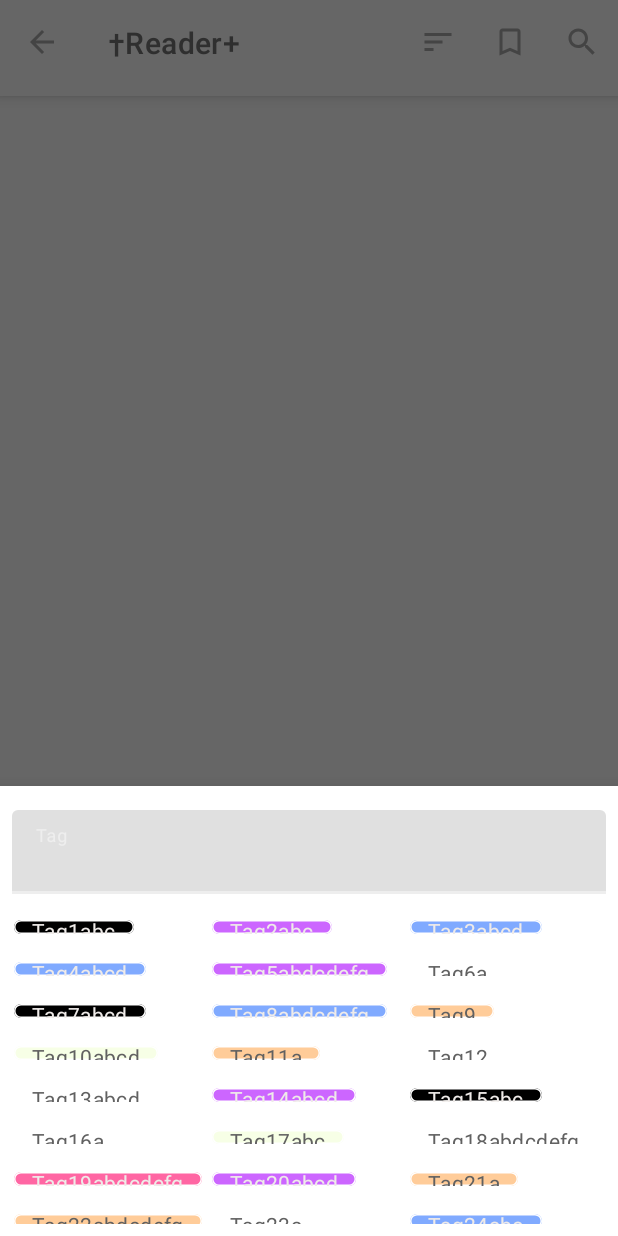
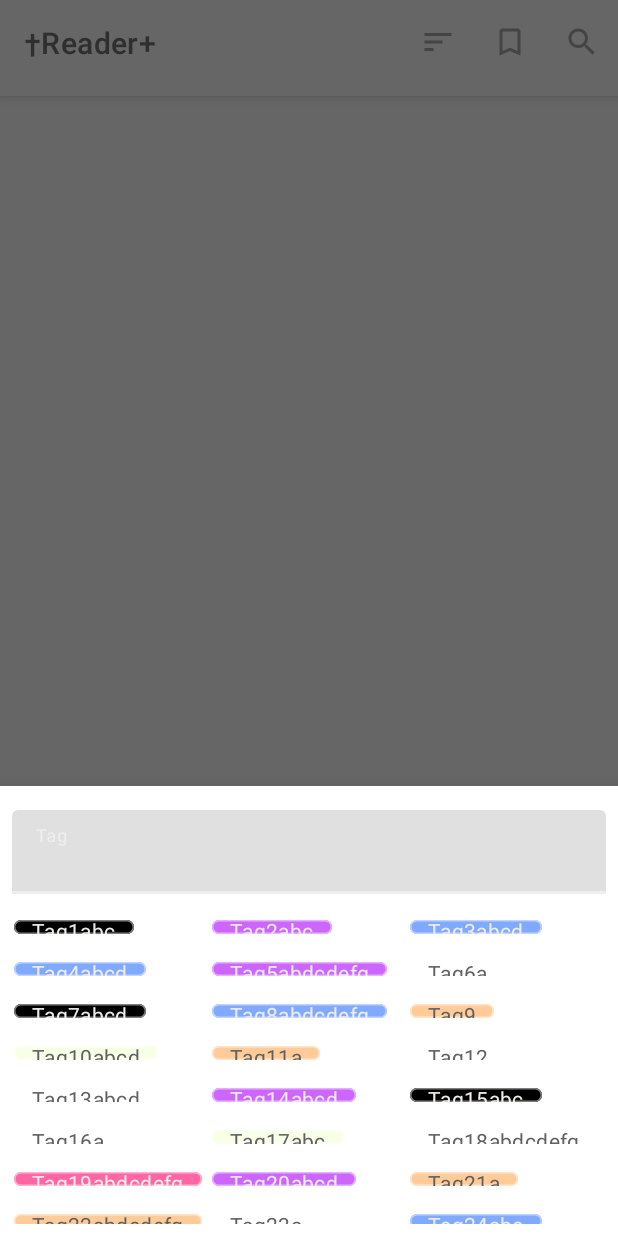
Before and after one commit to criske/BibleReaderPlus, an Android app: the FavoriteVersetsFragment screen opened through its navigation route, after a tap on "Tag", on a phone screen of 412 x 824 dp. Run offline under Robolectric (Android 15) with nearby library versions, the phone set to English and light mode, and no system bars; our stand-ins replace Dagger/Hilt's generated code, paging; libraries missing offline, so code that uses them is left out: androidx.paging, com.crskdev.arch; 11 statements that could not run were skipped.

Commit message:
hacked/fixed the search view

```diff
--- a/app/src/main/java/com/crskdev/biblereaderplus/presentation/common/TagsSearchView.kt
+++ b/app/src/main/java/com/crskdev/biblereaderplus/presentation/common/TagsSearchView.kt
@@ -36,14 +36,16 @@ class TagsSearchView : LinearLayout {
             super(context, attrs, defStyleAttr) {
         val inflater = LayoutInflater.from(context)
         inflater.inflate(R.layout.tag_search_view_layout, this, true)
+        suggestionsAdapter = TagsAdapter(
+            inflater,
+            TagBehaviour(TagBehaviour.SelectPolicy.SELECT_ON_TAP)
+        ) { t, _ ->
+            listener(Action.Select(t))
+        }
         with(recyclerTagSearch) {
-            suggestionsAdapter = TagsAdapter(inflater, TagBehaviour(isSelectable = true)) { t, _ ->
-                listener(Action.Select(t))
-            }
             adapter = suggestionsAdapter
             layoutManager = StaggeredGridLayoutManager(3, StaggeredGridLayoutManager.VERTICAL)
         }
-        listener(Action.Query(""))
         editTagSearch.addTextChangedListener(object : TextWatcher {
             override fun afterTextChanged(s: Editable?) = Unit
             override fun beforeTextChanged(s: CharSequence?, start: Int, count: Int, after: Int) =
--- a/app/src/main/java/com/crskdev/biblereaderplus/presentation/favorite/FavoriteVersetDetailFragment.kt
+++ b/app/src/main/java/com/crskdev/biblereaderplus/presentation/favorite/FavoriteVersetDetailFragment.kt
@@ -23,7 +23,11 @@ class FavoriteVersetDetailFragment : Fragment() {
 
     override fun onCreate(savedInstanceState: Bundle?) {
         super.onCreate(savedInstanceState)
+        postponeEnterTransition();
         sharedElementEnterTransition = DetailsTransition().apply {
+            duration = 300
+        }
+        sharedElementReturnTransition = DetailsTransition().apply {
             duration = 300
         }
     }
@@ -35,7 +39,6 @@ class FavoriteVersetDetailFragment : Fragment() {
     }
 
     override fun onViewCreated(view: View, savedInstanceState: Bundle?) {
-        postponeEnterTransition()
         val args = FavoriteVersetDetailFragmentArgs.fromBundle(arguments)
         ViewCompat.setTransitionName(view, args.transitionName)
         textVersetDetail.text = args.content
--- a/app/src/main/java/com/crskdev/biblereaderplus/presentation/favorite/TagsAdapter.kt
+++ b/app/src/main/java/com/crskdev/biblereaderplus/presentation/favorite/TagsAdapter.kt
@@ -10,6 +10,7 @@ import android.graphics.Color
 import android.view.LayoutInflater
 import android.view.View
 import android.view.ViewGroup
+import androidx.annotation.ColorInt
 import androidx.core.graphics.ColorUtils
 import androidx.recyclerview.widget.DiffUtil
 import androidx.recyclerview.widget.ListAdapter
@@ -25,7 +26,7 @@ import com.google.android.material.chip.Chip
  */
 class TagsAdapter(private val inflater: LayoutInflater,
                   private val tagBehaviour: TagBehaviour = TagBehaviour(),
-                  private val action: (Tag, TagBehaviour.Action) -> Unit) :
+                  private val action: (Tag, TagSelectAction) -> Unit) :
 
     ListAdapter<Tag, TagVH>(object : DiffUtil.ItemCallback<Tag>() {
         override fun areItemsTheSame(oldItem: Tag, newItem: Tag): Boolean = oldItem.id == newItem.id
@@ -46,45 +47,89 @@ class TagsAdapter(private val inflater: LayoutInflater,
 
 }
 
-class TagBehaviour(val isSelectable: Boolean = false, val isClosable: Boolean = false) {
-    enum class Action {
-        SELECT, CLOSE
+class TagBehaviour(val selectPolicy: SelectPolicy = SelectPolicy.TAP_DISABLED, val isClosable: Boolean = false) {
+
+    enum class SelectPolicy {
+        TAP_DISABLED,
+        SELECT_ON_TAP,
+        CONTEXT_MENU_ON_TAP,
+        SELECT_ON_TAP_CONTENT_MENU_ON_LONG_TAP,
+        CONTEXT_MENU_ON_TAP_SELECT_ON_LONG_TAP
     }
 }
 
-class TagVH(v: View, private val tagBehaviour: TagBehaviour, private val action: (Tag, TagBehaviour.Action) -> Unit) :
+enum class TagSelectAction {
+    CLOSE, CONTEXT_MENU_RENAME, CONTEXT_MENU_DELETE, CONTEXT_MENU_CHANGE_COLOR, SELECT
+}
+
+class TagVH(v: View, private val tagBehaviour: TagBehaviour, private val action: (Tag, TagSelectAction) -> Unit) :
     BindableViewHolder<Tag>(v) {
+
 
     init {
         with(itemView.cast<Chip>()) {
-            if (tagBehaviour.isSelectable) {
-                setOnClickListener { _ ->
-                    model?.let { action(it, TagBehaviour.Action.SELECT) }
-                }
-            }
             if (tagBehaviour.isClosable) {
                 isCloseIconVisible = true
                 setOnCloseIconClickListener {
-                    model?.let { action(it, TagBehaviour.Action.CLOSE) }
+                    model?.let { action(it, TagSelectAction.CLOSE) }
                 }
+            }
+            when (tagBehaviour.selectPolicy) {
+                TagBehaviour.SelectPolicy.SELECT_ON_TAP -> {
+                    setOnClickListener {
+                        model?.let { action(it, TagSelectAction.SELECT) }
+                    }
+                }
+                TagBehaviour.SelectPolicy.CONTEXT_MENU_ON_TAP -> {
+                    setOnClickListener {
+                        model?.let { action(it, TagSelectAction.CONTEXT_MENU_RENAME) }
+                    }
+                }
+                TagBehaviour.SelectPolicy.SELECT_ON_TAP_CONTENT_MENU_ON_LONG_TAP -> {
+                    setOnClickListener {
+                        model?.let { action(it, TagSelectAction.SELECT) }
+                    }
+                    setOnLongClickListener {
+                        model?.let { action(it, TagSelectAction.CONTEXT_MENU_RENAME) }
+                        true
+                    }
+                }
+                TagBehaviour.SelectPolicy.CONTEXT_MENU_ON_TAP_SELECT_ON_LONG_TAP -> {
+                    setOnClickListener {
+                        model?.let { action(it, TagSelectAction.CONTEXT_MENU_RENAME) }
+                    }
+                    setOnLongClickListener {
+                        model?.let { action(it, TagSelectAction.SELECT) }
+                        true
+                    }
+                }
+                else -> Unit
             }
         }
     }
 
     override fun onBind(model: Tag) {
-        itemView.cast<Chip>().setFilterTag(model)
+        with(itemView.cast<Chip>()) {
+            text = model.name
+            setContrastingTextColor(Color.parseColor(model.color))
+        }
+    }
+
+
+    private fun showContextMenu() {
+        itemView.setOnCreateContextMenuListener { menu, view, info ->
+
+
+        }
     }
 
 }
 
-fun Chip.setFilterTag(tag: Tag) {
-    val tagColor = Color.parseColor(tag.color)
-    chipBackgroundColor = ColorStateList.valueOf(tagColor)
-    text = tag.name
-    this.tag = tag
-    chipStrokeColor = ColorStateList.valueOf(ColorUtils.compositeColors(Color.WHITE, tagColor))
+fun Chip.setContrastingTextColor(@ColorInt color: Int) {
+    chipBackgroundColor = ColorStateList.valueOf(color)
+    chipStrokeColor = ColorStateList.valueOf(ColorUtils.blendARGB(Color.WHITE, color, 0.5f))
     setTextColor(
-        ColorUtils.calculateLuminance(tagColor).takeIf { it < 0.5 }?.let {
+        ColorUtils.calculateLuminance(color).takeIf { it < 0.5 }?.let {
             context.getColorCompat(R.color.secondaryTextColor)
         } ?: context.getColorCompat(R.color.primaryTextColor)
     )
--- a/app/src/main/java/com/crskdev/biblereaderplus/presentation/util/view/recycler.kt
+++ b/app/src/main/java/com/crskdev/biblereaderplus/presentation/util/view/recycler.kt
@@ -19,6 +19,10 @@ abstract class BindableViewHolder<M>(v: View) : RecyclerView.ViewHolder(v) {
     @Suppress("MemberVisibilityCanBePrivate")
     protected var model: M? = null
 
+    protected val context by lazy {
+        itemView.context
+    }
+
     fun bind(model: Any) {
         this.model = model as M
         onBind(model)
@@ -37,6 +41,7 @@ fun LinearLayoutManager.smoothScrollToPosition(
     this.startSmoothScroll(smoothScroller)
 }
 
+
 inline fun RecyclerView.addSpaceItemDecoration(index: Int = -1, crossinline block: Rect.() -> Unit) {
     addItemDecoration(object : RecyclerView.ItemDecoration() {
         override fun getItemOffsets(outRect: Rect, view: View, parent: RecyclerView, state: RecyclerView.State) {
--- a/app/src/main/java/com/crskdev/biblereaderplus/presentation/util/view/toolbar.kt
+++ b/app/src/main/java/com/crskdev/biblereaderplus/presentation/util/view/toolbar.kt
@@ -6,10 +6,11 @@
 package com.crskdev.biblereaderplus.presentation.util.view
 
 import android.content.Context
+import android.graphics.Color
 import android.os.Build
 import android.view.Menu
 import android.view.MenuItem
-import android.view.View
+import android.widget.ImageView
 import androidx.annotation.ColorRes
 import androidx.annotation.MenuRes
 import androidx.annotation.StringRes
@@ -20,6 +21,7 @@ import androidx.core.content.ContextCompat
 import androidx.core.graphics.drawable.DrawableCompat
 import androidx.core.view.iterator
 import com.crskdev.biblereaderplus.R
+import com.crskdev.biblereaderplus.presentation.common.CollapsibleSearchView
 import com.crskdev.biblereaderplus.presentation.util.system.dpToPx
 
 /**
@@ -71,22 +73,28 @@ inline fun Menu.addSearch(context: Context, @StringRes title: Int, expandedByDef
                           crossinline onSubmit: (String) -> Unit = {}) {
 
     add(Menu.NONE, ADDED_SEARCH_ID, 10000, title).apply {
-        actionView = SearchView(
+        actionView = CollapsibleSearchView(
             ContextThemeWrapper(
                 context,
-                R.style.ThemeOverlay_MaterialComponents_Light_TintedIcon
+                R.style.AppTheme
             )
-        )
-            .apply {
-                maxWidth = Int.MAX_VALUE
+        ).apply {
             setIconifiedByDefault(false)
             val sv = this
             setOnCloseListener {
                 onClose()
                 true
             }
-                findViewById<View>(R.id.search_close_btn).setOnClickListener {
+            findViewById<ImageView>(R.id.search_mag_icon).apply {
+                setImageResource(R.drawable.ic_search_black_24dp)
+                setColorFilter(Color.GRAY)
+            }
+            findViewById<ImageView>(R.id.search_close_btn).apply {
+                setImageResource(R.drawable.ic_clear_black_24dp)
+                setColorFilter(Color.GRAY)
+                setOnClickListener {
                     onClear()
+                }
             }
             setOnQueryTextListener(object : SearchView.OnQueryTextListener {
                 override fun onQueryTextSubmit(query: String): Boolean {
--- a/app/src/main/res/layout/fragment_search_favorite.xml
+++ b/app/src/main/res/layout/fragment_search_favorite.xml
@@ -20,9 +20,9 @@
         <androidx.appcompat.widget.Toolbar
             android:id="@+id/toolbarFavorites"
             android:layout_width="match_parent"
-            android:layout_height="wrap_content"
+            android:layout_height="match_parent"
             app:title="@string/app_name"
-            android:theme="@style/AppToolbar.Nav"
+            android:theme="@style/AppToolbar"
             tools:targetApi="lollipop" />
 
         <androidx.recyclerview.widget.RecyclerView
--- a/app/src/main/res/menu/menu_favorites.xml
+++ b/app/src/main/res/menu/menu_favorites.xml
@@ -14,6 +14,5 @@
         android:id="@+id/menu_action_tags"
         android:icon="@drawable/ic_bookmark_border_black_24dp"
         android:title="@string/tag"
-        app:showAsAction="always" />
-
+        app:showAsAction="ifRoom" />
 </menu>
--- a/app/src/main/res/values/styles.xml
+++ b/app/src/main/res/values/styles.xml
@@ -16,6 +16,7 @@
         <item name="colorPrimary">@color/primaryColor</item>
         <item name="colorPrimaryDark">@color/primaryDarkColor</item>
         <item name="colorAccent">@color/secondaryColor</item>
+        <item name="searchViewStyle">@style/SearchView</item>
     </style>
 
     <style name="AppToolbar">
@@ -40,4 +41,8 @@
         <item name="android:layout_width">48dp</item>
         <item name="android:layout_height">48dp</item>
     </style>
+
+    <style name="SearchView" parent="Widget.AppCompat.SearchView">
+        <item name="android:maxWidth">10000dp</item>
+    </style>
 </resources>
```
Also changed, not shown: app/src/main/java/com/crskdev/biblereaderplus/presentation/common/CollapsibleSearchView.kt (added, +52 -0 lines). Lines whose indentation alone changed are shown as unchanged.
